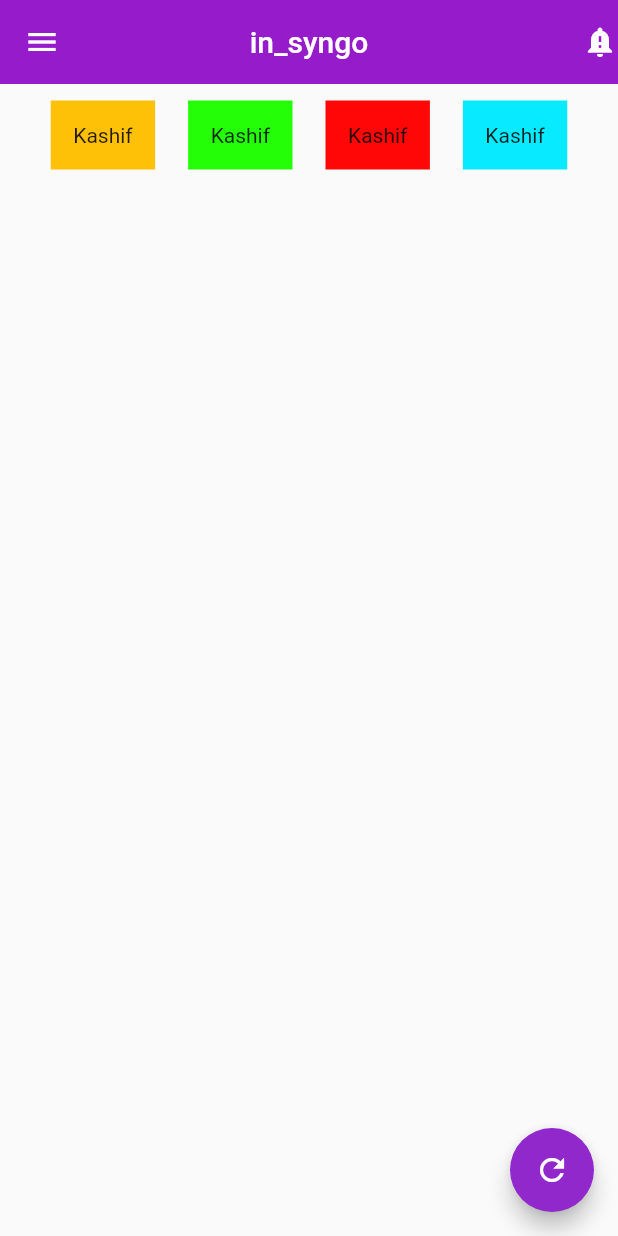
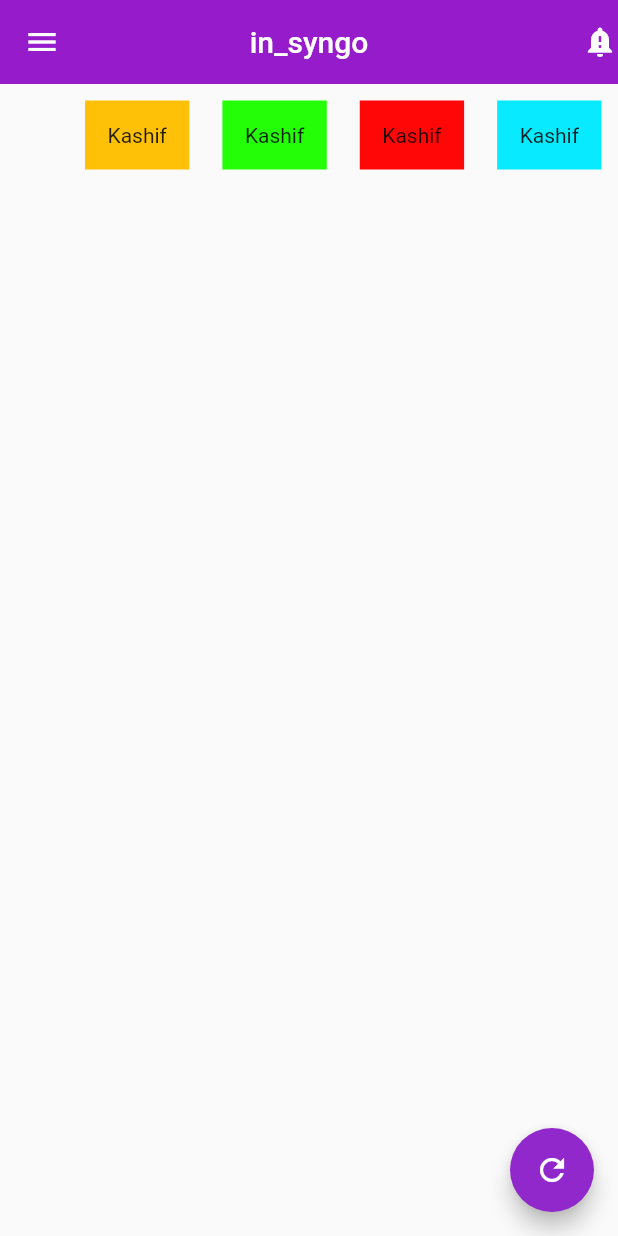
Before and after one commit to HEYKASHIF/flybe, a Flutter app: the screen it shows after launch, on a phone screen of 412 x 824 dp. Run offline on Flutter 3.47's test engine with Material 2 defaults, Android fonts, the light colour scheme and no system bars.

Commit message:
26-march commit15

```diff
--- a/lib/main.dart
+++ b/lib/main.dart
@@ -29,7 +29,7 @@ class MyApp extends StatelessWidget {
           actions: const [Icon(Icons.notification_important)],
         ),
         body: Row(
-          mainAxisAlignment: MainAxisAlignment.center,
+          mainAxisAlignment: MainAxisAlignment.end,
           children: [
             Container(
               margin: EdgeInsets.all(11),
```
